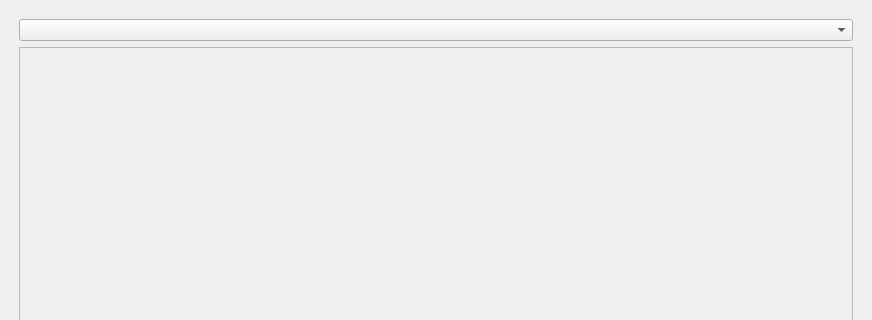
Old version of the form mainwindow.ui in the repository Catoras/LERMA; both pictures show x 0 to 872 and y 0 to 320 of the 872 by 608 pixel window.
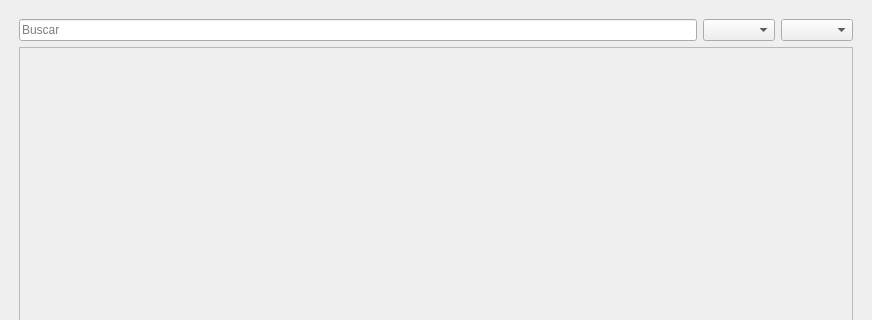
New version of the form. The open tabs and pages were chosen to show the change.

```diff
--- a/mainwindow.ui
+++ b/mainwindow.ui
@@ -144,10 +144,20 @@
       </widget>
       <widget class="QWidget" name="page_2">
        <layout class="QGridLayout" name="gridLayout_5">
-        <item row="0" column="0">
+        <item row="0" column="2">
+         <widget class="QComboBox" name="comboBoxOrdenamiento"/>
+        </item>
+        <item row="0" column="1">
          <widget class="QComboBox" name="comboBoxDepartamentos"/>
         </item>
-        <item row="1" column="0">
+        <item row="0" column="0">
+         <widget class="QLineEdit" name="lineEditBusqueda">
+          <property name="placeholderText">
+           <string>Buscar</string>
+          </property>
+         </widget>
+        </item>
+        <item row="1" column="0" colspan="3">
          <widget class="QScrollArea" name="scrollAreaProductos">
           <property name="widgetResizable">
            <bool>true</bool>
```
